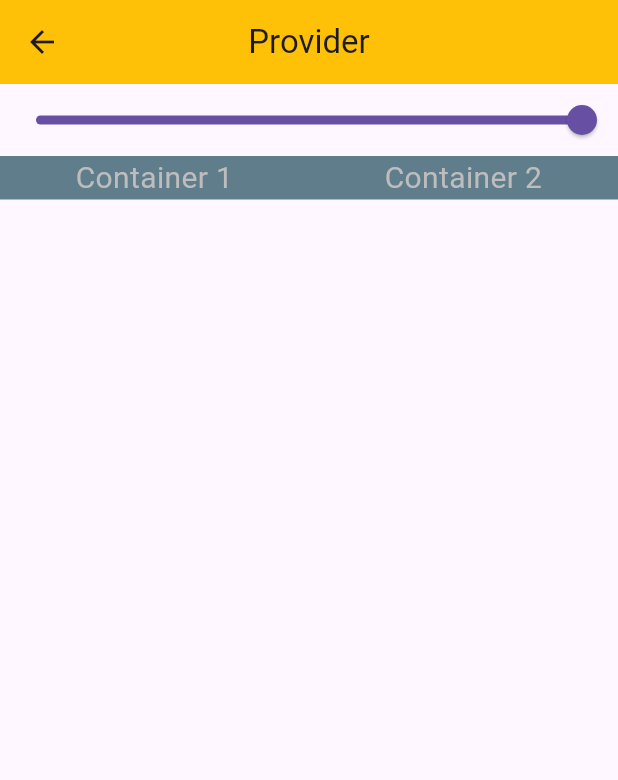
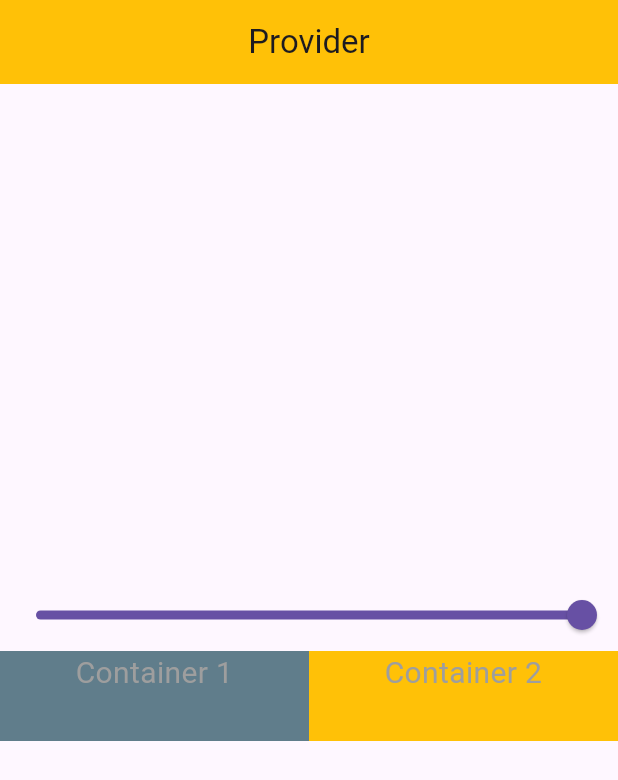
Before and after one commit to Ruhan130/ProvidersExample, a Flutter app: the Exampleoneview screen opened directly, on a phone screen of 412 x 824 dp. Shown: the top 780 px of the screen. Run offline on Flutter 3.47's test engine with Material 3 defaults, Android fonts, the phone set to English and light mode, and no system bars.

Commit message:
Counter and Provider Example one Completed

```diff
--- a/lib/ExampleOneView.dart
+++ b/lib/ExampleOneView.dart
@@ -1,4 +1,6 @@
 import 'package:flutter/material.dart';
+import 'package:project/provider/ExampleOneProvider.dart';
+import 'package:provider/provider.dart';
 
 class Exampleoneview extends StatefulWidget {
   const Exampleoneview({super.key});
@@ -8,9 +10,10 @@ class Exampleoneview extends StatefulWidget {
 }
 
 class _ExampleoneviewState extends State<Exampleoneview> {
-  double value = 1.0;
   @override
   Widget build(BuildContext context) {
+    final sliderProvider =
+        Provider.of<Exampleoneprovider>(context, listen: false);
     return Scaffold(
       appBar: AppBar(
         centerTitle: true,
@@ -18,40 +21,55 @@ class _ExampleoneviewState extends State<Exampleoneview> {
         title: const Text("Provider"),
       ),
       body: Column(
-        crossAxisAlignment: CrossAxisAlignment.center,
+        mainAxisAlignment: MainAxisAlignment.center,
         children: [
-          Slider(value: value, onChanged: (val) {}),
-          Container(
-
-            child: Row(
+          Consumer<Exampleoneprovider>(
+            builder: (context, value, child) {
+              return Slider(
+                min: 0,
+                max: 1,
+                value: value.value,
+                onChanged: (val) {
+                  value.setValue(val);
+                },
+              );
+            },
+          ),
+          Consumer<Exampleoneprovider>(
+            builder: (context, value, child) {
+              return Row(
                 children: [
                   Expanded(
                     child: Container(
-                    decoration: const BoxDecoration(
-                      color: Colors.blueGrey,
+                      height: 60,
+                      decoration: BoxDecoration(
+                        color:
+                            Colors.blueGrey.withOpacity(value.value),
                       ),
-                    child: Text(
+                      child: const Text(
                         "Container 1",
                         textAlign: TextAlign.center,
-                      style: TextStyle(fontSize: 20, color: Colors.grey[400]),
+                        style: TextStyle(fontSize: 20, color: Colors.grey),
                       ),
                     ),
                   ),
                   Expanded(
                     child: Container(
-                    decoration: const BoxDecoration(
-                      color: Colors.blueGrey,
+                      height: 60,
+                      decoration: BoxDecoration(
+                        color: Colors.amber.withOpacity(value.value),
                       ),
-                    child: Text(
+                      child: const Text(
                         "Container 2",
                         textAlign: TextAlign.center,
-                      style: TextStyle(fontSize: 20, color: Colors.grey[400]),
+                        style: TextStyle(fontSize: 20, color: Colors.grey),
                       ),
                     ),
                   )
                 ],
-            ),
-          ),
+              );
+            },
+          )
         ],
       ),
     );
--- a/lib/main.dart
+++ b/lib/main.dart
@@ -29,13 +29,11 @@ class MyApp extends StatelessWidget {
           debugShowCheckedModeBanner: false,
           title: 'Flutter Demo',
           theme: ThemeData(),
-          home: const Countproviderexample(),
+          home:  const  Exampleoneview(),
         ));
   }
 }
 
-// class MyHomePage extends StatefulWidget {
-//   const MyHomePage({super.key, required this.title});
 
 //   // This widget is the home page of your application. It is stateful, meaning
 //   // that it has a State object (defined below) that contains fields that affect
--- a/lib/provider/ExampleOneProvider.dart
+++ b/lib/provider/ExampleOneProvider.dart
@@ -1,6 +1,10 @@
 import 'package:flutter/material.dart';
 
 class Exampleoneprovider with ChangeNotifier {
-      double value = 1.0;
-
+  double _value = 1.0;
+  double get value => _value;
+  void setValue(double val) {
+    _value = val;
+    notifyListeners();
+  }
 }
```
Lines whose indentation alone changed are shown as unchanged.
